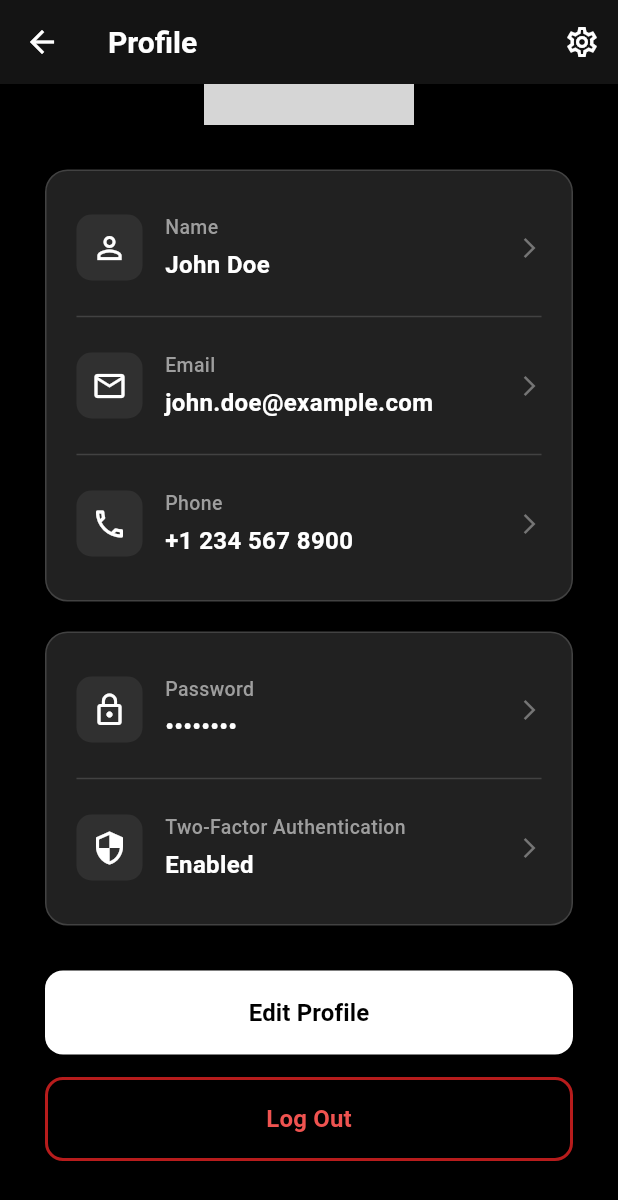
After one commit to mfeaya201/Perkii, a Flutter app: the UserProfile screen opened by its route, scrolled down 163 dp, after a tap on "Name", on a phone screen of 412 x 824 dp. The commit adds this screen. Shown: the top 1200 px of the screen. Run offline on Flutter 3.47's test engine with Material 3 defaults, Android fonts, the phone set to English and light mode, and no system bars; grey boxes are pictures that could not be loaded.

Commit message:
Add user profile page with black and white theme

```diff
--- a/lib/main.dart
+++ b/lib/main.dart
@@ -2,6 +2,7 @@ import 'package:flutter/material.dart';
 import 'package:perkii/pages/home_page.dart';
 import 'package:perkii/pages/onboarding_page.dart';
 import 'package:perkii/pages/login_screen.dart';
+import 'package:perkii/pages/user_profile.dart';
 
 void main() {
   runApp(const MyApp());
@@ -46,6 +47,7 @@ class MyApp extends StatelessWidget {
         '/onboarding': (context) => OnBoard(),
         '/login': (context) => LoginScreen(),
         '/home': (context) => HomePage(),
+        '/profile': (context) => UserProfile(),
       },
     );
   }
--- a/lib/pages/home_page.dart
+++ b/lib/pages/home_page.dart
@@ -33,7 +33,9 @@ class _HomePageState extends State<HomePage> {
           ),
           IconButton(
             icon: Icon(Icons.person_outline, color: Colors.white),
-            onPressed: () {},
+            onPressed: () {
+              Navigator.pushNamed(context, '/profile');
+            },
           ),
         ],
       ),
@@ -41,7 +43,7 @@ class _HomePageState extends State<HomePage> {
         child: Column(
           crossAxisAlignment: CrossAxisAlignment.start,
           children: [
-            //Featured card
+            // Featured Card
             Container(
               margin: EdgeInsets.all(20),
               height: 200,
@@ -67,7 +69,7 @@ class _HomePageState extends State<HomePage> {
                         ),
                         SizedBox(height: 10),
                         Text(
-                          'xxx Points',
+                          '2,450 Points',
                           style: TextStyle(
                             color: Colors.grey[700],
                             fontSize: 20,
@@ -100,7 +102,7 @@ class _HomePageState extends State<HomePage> {
               ),
             ),
 
-            //Section title
+            // Section Title
             Padding(
               padding: EdgeInsets.symmetric(horizontal: 20, vertical: 10),
               child: Text(
@@ -113,7 +115,7 @@ class _HomePageState extends State<HomePage> {
               ),
             ),
 
-            //Perk cards
+            // Perk Cards
             ListView.builder(
               shrinkWrap: true,
               physics: NeverScrollableScrollPhysics(),
--- /dev/null
+++ b/lib/pages/user_profile.dart
@@ -0,0 +1,254 @@
+import "package:flutter/material.dart";
+
+class UserProfile extends StatelessWidget {
+  const UserProfile({super.key});
+
+  @override
+  Widget build(BuildContext context) {
+    return Scaffold(
+      backgroundColor: Colors.black,
+      appBar: AppBar(
+        backgroundColor: Colors.black,
+        elevation: 0,
+        leading: IconButton(
+          icon: Icon(Icons.arrow_back, color: Colors.white),
+          onPressed: () => Navigator.pop(context),
+        ),
+        title: Text(
+          'Profile',
+          style: TextStyle(
+            color: Colors.white,
+            fontSize: 20,
+            fontWeight: FontWeight.w600,
+          ),
+        ),
+        actions: [
+          IconButton(
+            icon: Icon(Icons.settings_outlined, color: Colors.white),
+            onPressed: () {},
+          ),
+        ],
+      ),
+      body: SingleChildScrollView(
+        child: Padding(
+          padding: const EdgeInsets.all(30),
+          child: Column(
+            children: [
+              SizedBox(height: 20),
+
+              // Profile Picture
+              Stack(
+                children: [
+                  CircleAvatar(
+                    radius: 70,
+                    backgroundColor: Colors.grey[900],
+                    backgroundImage: AssetImage('assets/images/profile.png'),
+                    child: Icon(
+                      Icons.person,
+                      size: 70,
+                      color: Colors.grey[700],
+                    ),
+                  ),
+                  Positioned(
+                    bottom: 0,
+                    right: 0,
+                    child: Container(
+                      padding: EdgeInsets.all(8),
+                      decoration: BoxDecoration(
+                        color: Colors.white,
+                        shape: BoxShape.circle,
+                        border: Border.all(color: Colors.black, width: 3),
+                      ),
+                      child: Icon(
+                        Icons.camera_alt,
+                        size: 20,
+                        color: Colors.black,
+                      ),
+                    ),
+                  ),
+                ],
+              ),
+
+              SizedBox(height: 30),
+
+              // User Info Section
+              Container(
+                padding: EdgeInsets.all(20),
+                decoration: BoxDecoration(
+                  color: Colors.grey[900],
+                  borderRadius: BorderRadius.circular(15),
+                  border: Border.all(color: Colors.grey[800]!, width: 1),
+                ),
+                child: Column(
+                  children: [
+                    _buildProfileItem(
+                      icon: Icons.person_outline,
+                      title: 'Name',
+                      subtitle: 'John Doe',
+                      onTap: () {},
+                    ),
+                    Divider(color: Colors.grey[800], height: 30),
+                    _buildProfileItem(
+                      icon: Icons.email_outlined,
+                      title: 'Email',
+                      subtitle: 'john.doe@example.com',
+                      onTap: () {},
+                    ),
+                    Divider(color: Colors.grey[800], height: 30),
+                    _buildProfileItem(
+                      icon: Icons.phone_outlined,
+                      title: 'Phone',
+                      subtitle: '+1 234 567 8900',
+                      onTap: () {},
+                    ),
+                  ],
+                ),
+              ),
+
+              SizedBox(height: 20),
+
+              // Security Section
+              Container(
+                padding: EdgeInsets.all(20),
+                decoration: BoxDecoration(
+                  color: Colors.grey[900],
+                  borderRadius: BorderRadius.circular(15),
+                  border: Border.all(color: Colors.grey[800]!, width: 1),
+                ),
+                child: Column(
+                  children: [
+                    _buildProfileItem(
+                      icon: Icons.lock_outline,
+                      title: 'Password',
+                      subtitle: '••••••••',
+                      onTap: () {},
+                    ),
+                    Divider(color: Colors.grey[800], height: 30),
+                    _buildProfileItem(
+                      icon: Icons.security_outlined,
+                      title: 'Two-Factor Authentication',
+                      subtitle: 'Enabled',
+                      onTap: () {},
+                    ),
+                  ],
+                ),
+              ),
+
+              SizedBox(height: 30),
+
+              // Edit Profile Button
+              SizedBox(
+                width: double.infinity,
+                height: 56,
+                child: ElevatedButton(
+                  onPressed: () {},
+                  style: ElevatedButton.styleFrom(
+                    backgroundColor: Colors.white,
+                    foregroundColor: Colors.black,
+                    shape: RoundedRectangleBorder(
+                      borderRadius: BorderRadius.circular(12),
+                    ),
+                    elevation: 0,
+                  ),
+                  child: Text(
+                    'Edit Profile',
+                    style: TextStyle(
+                      fontSize: 16,
+                      fontWeight: FontWeight.bold,
+                    ),
+                  ),
+                ),
+              ),
+
+              SizedBox(height: 15),
+
+              // Logout Button
+              SizedBox(
+                width: double.infinity,
+                height: 56,
+                child: OutlinedButton(
+                  onPressed: () {
+                    Navigator.pushNamedAndRemoveUntil(
+                      context,
+                      '/onboarding',
+                      (route) => false,
+                    );
+                  },
+                  style: OutlinedButton.styleFrom(
+                    foregroundColor: Colors.red[400],
+                    side: BorderSide(color: Colors.red[900]!, width: 2),
+                    shape: RoundedRectangleBorder(
+                      borderRadius: BorderRadius.circular(12),
+                    ),
+                  ),
+                  child: Text(
+                    'Log Out',
+                    style: TextStyle(
+                      fontSize: 16,
+                      fontWeight: FontWeight.w600,
+                    ),
+                  ),
+                ),
+              ),
+
+              SizedBox(height: 20),
+            ],
+          ),
+        ),
+      ),
+    );
+  }
+
+  Widget _buildProfileItem({
+    required IconData icon,
+    required String title,
+    required String subtitle,
+    required VoidCallback onTap,
+  }) {
+    return InkWell(
+      onTap: onTap,
+      borderRadius: BorderRadius.circular(8),
+      child: Padding(
+        padding: const EdgeInsets.symmetric(vertical: 8),
+        child: Row(
+          children: [
+            Container(
+              padding: EdgeInsets.all(10),
+              decoration: BoxDecoration(
+                color: Colors.grey[850],
+                borderRadius: BorderRadius.circular(10),
+              ),
+              child: Icon(icon, color: Colors.white, size: 24),
+            ),
+            SizedBox(width: 15),
+            Expanded(
+              child: Column(
+                crossAxisAlignment: CrossAxisAlignment.start,
+                children: [
+                  Text(
+                    title,
+                    style: TextStyle(
+                      color: Colors.grey[500],
+                      fontSize: 13,
+                      fontWeight: FontWeight.w500,
+                    ),
+                  ),
+                  SizedBox(height: 4),
+                  Text(
+                    subtitle,
+                    style: TextStyle(
+                      color: Colors.white,
+                      fontSize: 16,
+                      fontWeight: FontWeight.w600,
+                    ),
+                  ),
+                ],
+              ),
+            ),
+            Icon(Icons.arrow_forward_ios, color: Colors.grey[600], size: 16),
+          ],
+        ),
+      ),
+    );
+  }
+}
```
Also changed, not shown: lib/pages/login_screen.dart (+5 -5 lines), lib/pages/onboarding_page.dart (+5 -5 lines).
